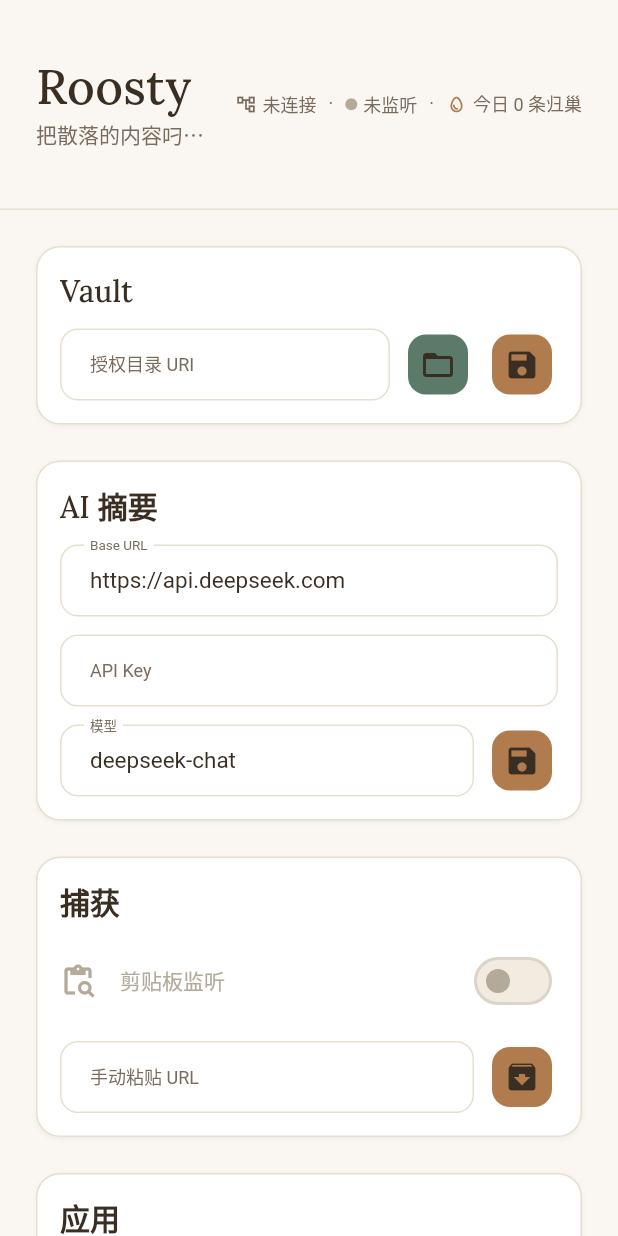
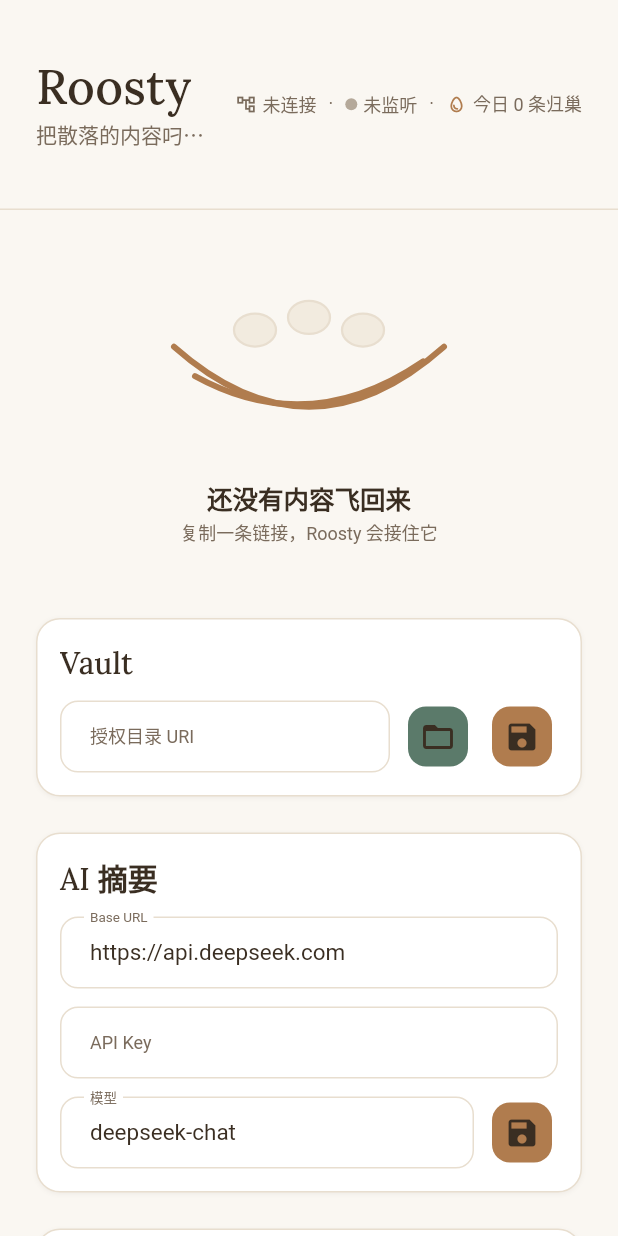
Before and after one commit to roosty-app/roosty, a Flutter app: the screen it shows after launch, on a phone screen of 412 x 824 dp. Run offline on Flutter 3.47's test engine with Material 3 defaults, Android fonts, the light colour scheme and no system bars; our stand-ins replace flutter_riverpod, shared_preferences; missing offline and left inert: desktop_multi_window, file_selector, receive_sharing_intent, screen_retriever, super_clipboard, tray_manager and 2 more; Roboto replaces fonts that are missing (SourceHanSerifSC).

Commit message:
feat(ui): nest stage with empty illustration and entry grid
Phase 2 of brand-visual-reframe: introduce NestStage, the main
narrative area, switching between an empty-nest illustration and
a grid of recently captured entries.

- EmptyNest: CustomPaint with two crossing bezier twigs (primary
  stroke) and three eggs (bgElevated fill + divider stroke), under
  the guidance copy "还没有内容飞回来" / "复制一条链接，Roosty 会接住它"
- NestEntryCard: 280-wide token card with source icon, 1-line title,
  2-line summary, formatted time
- NestEntryGrid: Wrap layout, maxVisible=6, "查看全部 N 条" overflow
  affordance (no callback yet — phase 3 wires it)
- NestStage: 240ms AnimatedSwitcher between empty and grid states
- home_screen: NestStage inserted above the legacy 6-Section list;
  the list still scrolls below, slated for phase-3 collapse

flutter analyze: 0 issue
flutter test: 60 / 60 pass (+7 new)

```diff
--- a/lib/ui/home_screen.dart
+++ b/lib/ui/home_screen.dart
@@ -17,6 +17,7 @@
 import 'desktop_tray_bridge.dart';
 import 'mini_card_window.dart';
 import 'nest/nest_header.dart';
+import 'nest/nest_stage.dart';
 
 class HomeScreen extends ConsumerStatefulWidget {
   const HomeScreen({super.key});
@@ -57,12 +58,21 @@
     final isAndroid = ref.watch(isAndroidProvider);
     final isWindows = ref.watch(isWindowsProvider);
 
+    final tokens = context.roostyTokens;
+
     return Stack(
       children: [
         Scaffold(
           body: Column(
             children: [
               const NestHeader(),
+              Padding(
+                padding: EdgeInsets.symmetric(
+                  horizontal: tokens.space6,
+                  vertical: tokens.space6,
+                ),
+                child: NestStage(history: captureState.history),
+              ),
               Expanded(
                 child: appConfig.when(
                   data: (config) {
--- /dev/null
+++ b/lib/ui/nest/empty_nest.dart
@@ -0,0 +1,116 @@
+import 'package:flutter/material.dart';
+
+import '../../theme/tokens.dart';
+
+/// 空巢状态：自绘的几何巢图 + 引导文案。
+///
+/// 实现走 design.md §3.1 路径 A（纯 token 化几何）：两条交叉弧线（枝条）
+/// 用 `tokens.primary` 描边 + 三个椭圆（蛋）用 `tokens.bgElevated` 填充、
+/// `tokens.divider` 描边。双主题靠 token 自动适配，不写死 `Color(0x...)`。
+class EmptyNest extends StatelessWidget {
+  const EmptyNest({super.key});
+
+  static const String mainText = '还没有内容飞回来';
+  static const String subText = '复制一条链接，Roosty 会接住它';
+
+  @override
+  Widget build(BuildContext context) {
+    final tokens = context.roostyTokens;
+    final textTheme = Theme.of(context).textTheme;
+    return Column(
+      mainAxisSize: MainAxisSize.min,
+      crossAxisAlignment: CrossAxisAlignment.center,
+      children: [
+        SizedBox(
+          width: 200,
+          height: 140,
+          child: CustomPaint(
+            painter: _EmptyNestPainter(
+              twigColor: tokens.primary,
+              eggFill: tokens.bgElevated,
+              eggStroke: tokens.divider,
+            ),
+          ),
+        ),
+        SizedBox(height: tokens.space4),
+        Text(
+          mainText,
+          style: textTheme.titleMedium?.copyWith(color: tokens.textPrimary),
+          textAlign: TextAlign.center,
+        ),
+        SizedBox(height: tokens.space1),
+        Text(
+          subText,
+          style: textTheme.bodySmall?.copyWith(color: tokens.textSecondary),
+          textAlign: TextAlign.center,
+        ),
+      ],
+    );
+  }
+}
+
+class _EmptyNestPainter extends CustomPainter {
+  _EmptyNestPainter({
+    required this.twigColor,
+    required this.eggFill,
+    required this.eggStroke,
+  });
+
+  final Color twigColor;
+  final Color eggFill;
+  final Color eggStroke;
+
+  @override
+  void paint(Canvas canvas, Size size) {
+    final w = size.width;
+    final h = size.height;
+
+    // Twigs: two arcs that cross in the middle to form a nest cradle.
+    final twigPaint = Paint()
+      ..color = twigColor
+      ..style = PaintingStyle.stroke
+      ..strokeWidth = 4
+      ..strokeCap = StrokeCap.round;
+
+    // Twig A: a downward U from upper-left to upper-right.
+    final twigA = Path()
+      ..moveTo(w * 0.05, h * 0.48)
+      ..quadraticBezierTo(w * 0.50, h * 1.05, w * 0.95, h * 0.48);
+    canvas.drawPath(twigA, twigPaint);
+
+    // Twig B: a flatter, slightly tilted arc that crosses twig A.
+    final twigB = Path()
+      ..moveTo(w * 0.12, h * 0.62)
+      ..quadraticBezierTo(w * 0.50, h * 0.92, w * 0.88, h * 0.55);
+    canvas.drawPath(twigB, twigPaint);
+
+    // Eggs: three ovals resting near the top of the cradle.
+    final eggFillPaint = Paint()
+      ..color = eggFill
+      ..style = PaintingStyle.fill;
+    final eggStrokePaint = Paint()
+      ..color = eggStroke
+      ..style = PaintingStyle.stroke
+      ..strokeWidth = 1.5;
+
+    const double eggRx = 14;
+    const double eggRy = 11;
+    final eggCenters = <Offset>[
+      Offset(w * 0.32, h * 0.40),
+      Offset(w * 0.50, h * 0.34),
+      Offset(w * 0.68, h * 0.40),
+    ];
+    for (final c in eggCenters) {
+      final rect = Rect.fromCenter(center: c, width: eggRx * 2, height: eggRy * 2);
+      canvas.drawOval(rect, eggFillPaint);
+      canvas.drawOval(rect, eggStrokePaint);
+    }
+  }
+
+  @override
+  bool shouldRepaint(covariant _EmptyNestPainter oldDelegate) {
+    return oldDelegate.twigColor != twigColor ||
+        oldDelegate.eggFill != eggFill ||
+        oldDelegate.eggStroke != eggStroke;
+  }
+}
--- /dev/null
+++ b/lib/ui/nest/nest_stage.dart
@@ -0,0 +1,37 @@
+import 'package:flutter/material.dart';
+
+import '../../core/item.dart';
+import 'empty_nest.dart';
+import 'nest_entry_grid.dart';
+
+/// 主体舞台：在空状态（[EmptyNest]）和有内容（[NestEntryGrid]）之间
+/// 用 [AnimatedSwitcher] 做 240ms 的交叉淡变。
+class NestStage extends StatelessWidget {
+  const NestStage({super.key, required this.history});
+
+  final List<Item> history;
+
+  static const Key emptyKey = ValueKey('NestStage.empty');
+  static const Key gridKey = ValueKey('NestStage.grid');
+
+  @override
+  Widget build(BuildContext context) {
+    final isEmpty = history.isEmpty;
+    return AnimatedSwitcher(
+      duration: const Duration(milliseconds: 240),
+      switchInCurve: Curves.easeInOut,
+      switchOutCurve: Curves.easeInOut,
+      child: isEmpty
+          ? const Align(
+              key: emptyKey,
+              alignment: Alignment.topCenter,
+              child: EmptyNest(),
+            )
+          : Align(
+              key: gridKey,
+              alignment: Alignment.topLeft,
+              child: NestEntryGrid(items: history),
+            ),
+    );
+  }
+}
```
Also changed, not shown: lib/ui/nest/nest_entry_card.dart (added, +100 -0 lines), lib/ui/nest/nest_entry_grid.dart (added, +54 -0 lines), 3 other files.
